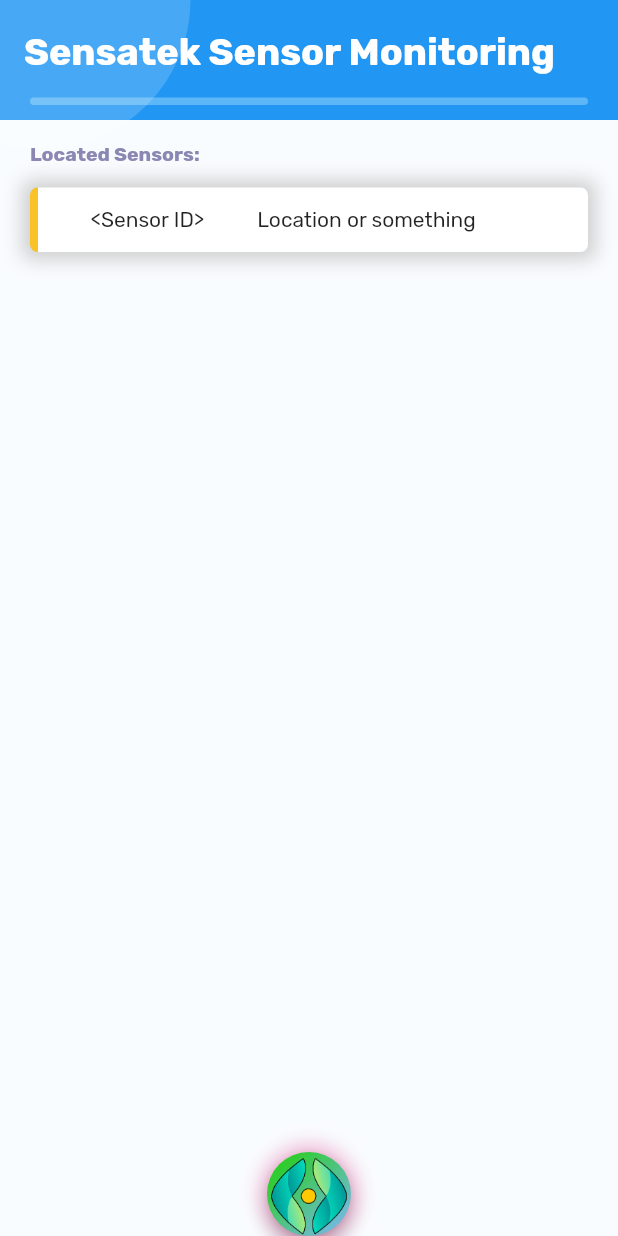
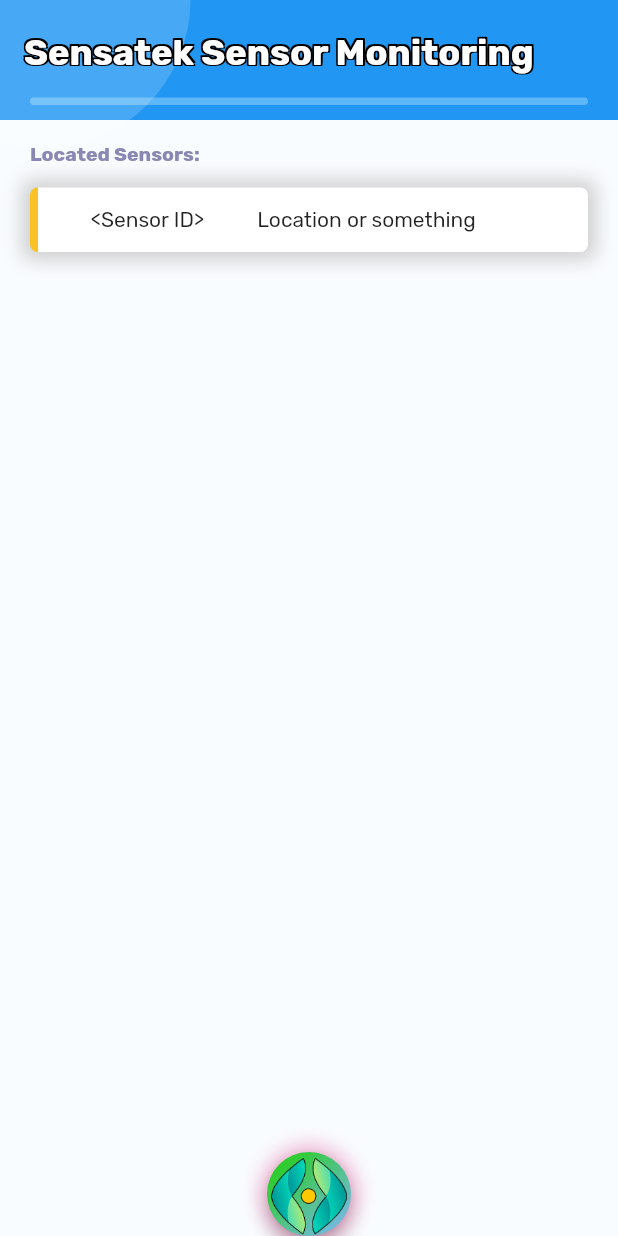
Before and after one commit to kthomas4031/Sensortek, a Flutter app: the screen it shows after launch, on a phone screen of 412 x 824 dp. Run offline on Flutter 3.47's test engine with Material 2 defaults, Android fonts, the phone set to English and light mode, and no system bars; our stand-ins replace flutter_slidable, gradient_app_bar.

Commit message:
Added Colors, CHanged header text and Background

```diff
--- a/lib/appBars.dart
+++ b/lib/appBars.dart
@@ -26,7 +26,26 @@ Widget fullAppbar(BuildContext context) {
           children: <Widget>[
             Text(
               'Sensatek Sensor Monitoring',
-              style: TextStyle(fontSize: 25, fontWeight: FontWeight.w600),
+              style: TextStyle(fontSize: 24, fontWeight: FontWeight.w600,
+              shadows: [
+                    Shadow( // bottomLeft
+                      offset: Offset(-1.25, -1.25),
+                      color: Colors.black
+                    ),
+                    Shadow( // bottomRight
+                      offset: Offset(1.25, -1.25),
+                      color: Colors.black
+                    ),
+                    Shadow( // topRight
+                      offset: Offset(1.25, 1.25),
+                      color: Colors.black
+                    ),
+                    Shadow( // topLeft
+                      offset: Offset(-1.25, 1.25),
+                      color: Colors.black
+                    ),
+                  ]
+              ),
             ),
           ],
         ),
@@ -41,7 +60,7 @@ Widget fullAppbar(BuildContext context) {
       gradient: LinearGradient(
         begin: Alignment.topLeft,
         end: Alignment.bottomRight,
-        colors: [CustomColors.GreenAccent, CustomColors.BlueBackground],
+        colors: [CustomColors.SensatekGreen, CustomColors.SensatekAqua],
       ),
       bottom: PreferredSize(
         preferredSize: Size.fromHeight(1),
--- a/lib/util.dart
+++ b/lib/util.dart
@@ -54,4 +54,7 @@ class CustomColors {
   static const Color TextGrey = Color.fromRGBO(198, 198, 200, 1);
   static const Color TextWhite = Color.fromRGBO(243, 243, 243, 1);
   static const Color HeaderCircle = Color.fromRGBO(255, 255, 255, 0.17);
+
+  static const Color SensatekAqua = Color.fromRGBO(1,164,158,1);
+  static const Color SensatekGreen = Color.fromRGBO(166,233,122,1);
 }
```
